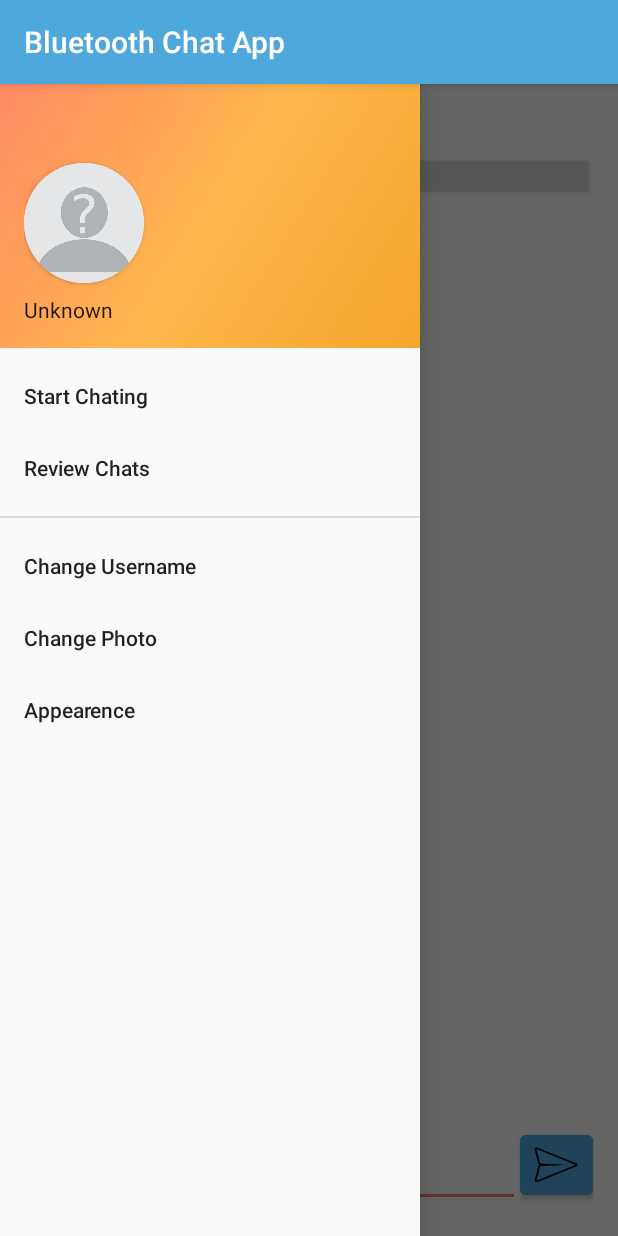
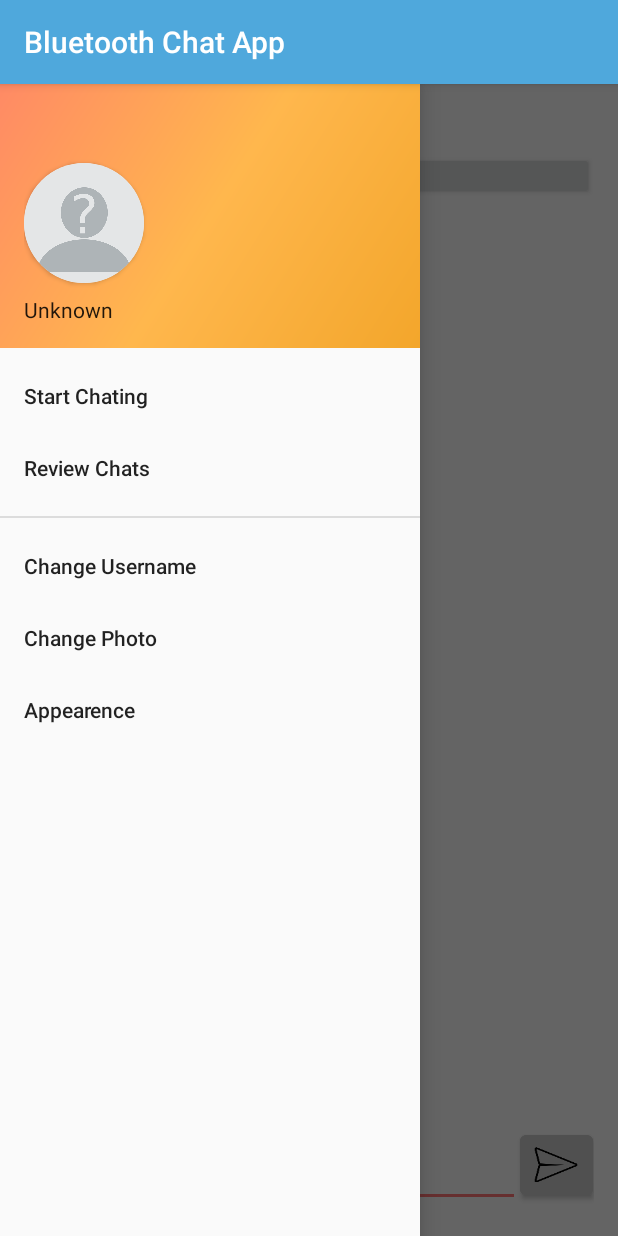
Before and after one commit to sutmobiledev/MobileProject, an Android app: the MainActivity screen opened directly, with no data from a screen before it, with the side drawer open, on a phone screen of 412 x 824 dp. Run offline under Robolectric (Android 15) with nearby library versions, the phone set to English and light mode, and no system bars.

Commit message:
icon animation

```diff
--- a/app/src/main/java/com/sutmobiledev/bluetoothchat/Activity/MainActivity.java
+++ b/app/src/main/java/com/sutmobiledev/bluetoothchat/Activity/MainActivity.java
@@ -1,5 +1,7 @@
 package com.sutmobiledev.bluetoothchat.Activity;
 
+import android.animation.ObjectAnimator;
+import android.animation.ValueAnimator;
 import android.app.Activity;
 import android.app.Dialog;
 import android.bluetooth.BluetoothAdapter;
@@ -255,7 +257,7 @@ public class MainActivity extends AppCompatActivity  implements NavigationView.O
         btnConnect = findViewById(R.id.btn_connect);
         listView = findViewById(R.id.list);
         inputLayout = findViewById(R.id.input_layout);
-        View btnSend = findViewById(R.id.btn_send);
+        final View btnSend = findViewById(R.id.btn_send);
         Button btnFile = findViewById(R.id.btn_file);
 
         btnFile.setOnClickListener(new View.OnClickListener() {
@@ -268,6 +270,12 @@ public class MainActivity extends AppCompatActivity  implements NavigationView.O
                 transaction.addToBackStack(null);
                 transaction.commit();
                 //fileManager.showFileChooser();
+            }
+        });
+        inputLayout.getEditText().setOnClickListener(new View.OnClickListener() {
+            @Override
+            public void onClick(View v) {
+                ValueAnimator colorAnimation = ObjectAnimator.ofInt(btnSend, "backgroundColor", 0xc8c8c8, 0x4FA8DC);
             }
         });
 
--- a/app/src/main/res/layout/content_main.xml
+++ b/app/src/main/res/layout/content_main.xml
@@ -84,7 +84,7 @@
 
                 android:layout_height="40dp"
                 android:layout_gravity="center"
-                android:background="@mipmap/ic_send_blue_round"
+                android:background="@mipmap/ic_send_gray_round"
                 android:layout_weight="0.1"
                 />
         </LinearLayout>
```
